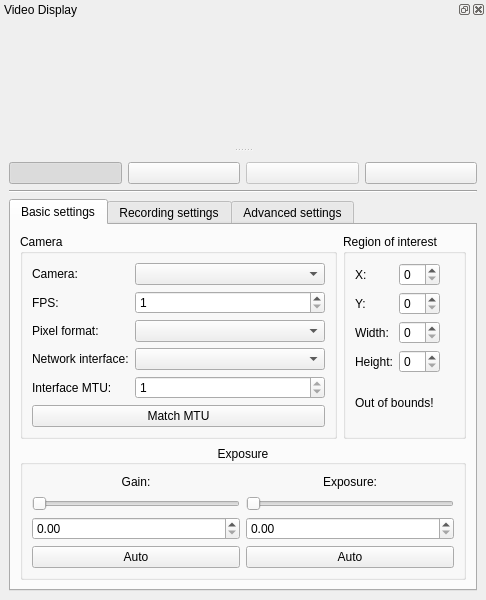
Before: the Qt Designer form mainwindow.ui in AD-Vega/qarv, drawn with Qt 5.
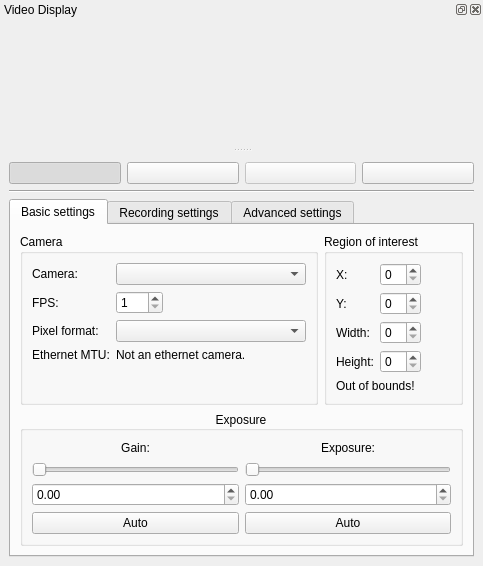
After: the same form once the commit is applied. Icons and pictures are not drawn. Custom widgets are drawn as their Qt base class.

Commit message: Automatically detect eth interface and adjust packet size.

Diff of the .ui file:
```diff
--- a/mainwindow.ui
+++ b/mainwindow.ui
@@ -6,8 +6,8 @@
    <rect>
     <x>0</x>
     <y>0</y>
-    <width>385</width>
-    <height>582</height>
+    <width>483</width>
+    <height>539</height>
    </rect>
   </property>
   <property name="windowTitle">
@@ -122,6 +122,9 @@
              <string>Camera</string>
             </property>
             <layout class="QFormLayout" name="formLayout">
+             <property name="fieldGrowthPolicy">
+              <enum>QFormLayout::ExpandingFieldsGrow</enum>
+             </property>
              <item row="0" column="0">
               <widget class="QLabel" name="label">
                <property name="text">
@@ -137,67 +140,13 @@
               </widget>
              </item>
              <item row="2" column="0">
-              <widget class="QLabel" name="label_2">
-               <property name="text">
-                <string>Pixel format:</string>
-               </property>
-              </widget>
-             </item>
-             <item row="2" column="1">
-              <widget class="QComboBox" name="pixelFormatSelector">
-               <property name="minimumContentsLength">
-                <number>20</number>
-               </property>
-              </widget>
-             </item>
-             <item row="3" column="0">
-              <widget class="QLabel" name="label_3">
-               <property name="text">
-                <string>Network interface:</string>
-               </property>
-              </widget>
-             </item>
-             <item row="3" column="1">
-              <widget class="QComboBox" name="ifaceSelector"/>
-             </item>
-             <item row="4" column="0">
-              <widget class="QLabel" name="label_4">
-               <property name="text">
-                <string>Interface MTU:</string>
-               </property>
-              </widget>
-             </item>
-             <item row="4" column="1">
-              <widget class="QSpinBox" name="mtuSpinbox">
-               <property name="readOnly">
-                <bool>true</bool>
-               </property>
-               <property name="minimum">
-                <number>1</number>
-               </property>
-               <property name="maximum">
-                <number>65536</number>
-               </property>
-              </widget>
-             </item>
-             <item row="5" column="0" colspan="2">
-              <widget class="QPushButton" name="matchMtuButton">
-               <property name="toolTip">
-                <string>Match the camera packet size to the network MTU.</string>
-               </property>
-               <property name="text">
-                <string>Match MTU</string>
-               </property>
-              </widget>
-             </item>
-             <item row="1" column="0">
               <widget class="QLabel" name="label_9">
                <property name="text">
                 <string>FPS:</string>
                </property>
               </widget>
              </item>
-             <item row="1" column="1">
+             <item row="2" column="1">
               <widget class="QSpinBox" name="fpsSpinbox">
                <property name="minimum">
                 <number>1</number>
@@ -207,6 +156,34 @@
                </property>
               </widget>
              </item>
+             <item row="3" column="0">
+              <widget class="QLabel" name="label_2">
+               <property name="text">
+                <string>Pixel format:</string>
+               </property>
+              </widget>
+             </item>
+             <item row="3" column="1">
+              <widget class="QComboBox" name="pixelFormatSelector">
+               <property name="minimumContentsLength">
+                <number>20</number>
+               </property>
+              </widget>
+             </item>
+             <item row="4" column="1">
+              <widget class="QLabel" name="cameraMTUDescription">
+               <property name="text">
+                <string>Not an ethernet camera.</string>
+               </property>
+              </widget>
+             </item>
+             <item row="4" column="0">
+              <widget class="QLabel" name="label_3">
+               <property name="text">
+                <string>Ethernet MTU:</string>
+               </property>
+              </widget>
+             </item>
             </layout>
            </widget>
           </item>
```
The commit also changes 4 other files.
